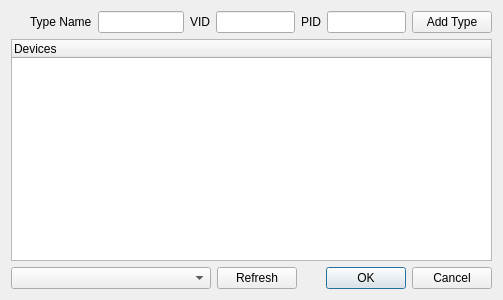
Qt form libs/ftdidmx/configureftdidmx.ui (Andersbakken/qlc) before a commit.
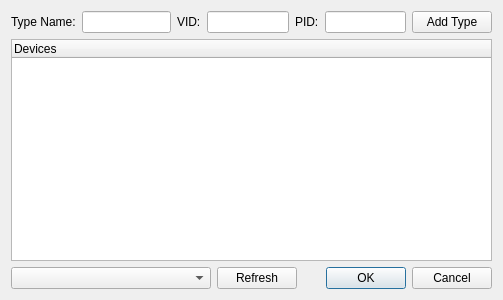
The same form after that commit.

Commit message: Fixed windows compiler errors in ConfigureFTDIDMXOut.

```diff
--- a/libs/ftdidmx/configureftdidmx.ui
+++ b/libs/ftdidmx/configureftdidmx.ui
@@ -65,22 +65,9 @@
    <item row="0" column="0" rowspan="3" colspan="4">
     <layout class="QHBoxLayout" name="typeContainer">
      <item>
-      <spacer name="horizontalSpacer">
-       <property name="orientation">
-        <enum>Qt::Horizontal</enum>
-       </property>
-       <property name="sizeHint" stdset="0">
-        <size>
-         <width>40</width>
-         <height>20</height>
-        </size>
-       </property>
-      </spacer>
-     </item>
-     <item>
-      <widget class="QLabel" name="label_4">
+      <widget class="QLabel" name="m_typeNameLabel">
        <property name="text">
-        <string>Type Name</string>
+        <string>Type Name:</string>
        </property>
       </widget>
      </item>
@@ -90,7 +77,7 @@
      <item>
       <widget class="QLabel" name="label_2">
        <property name="text">
-        <string>VID</string>
+        <string>VID:</string>
        </property>
       </widget>
      </item>
@@ -107,7 +94,7 @@
      <item>
       <widget class="QLabel" name="label_3">
        <property name="text">
-        <string>PID</string>
+        <string>PID:</string>
        </property>
       </widget>
      </item>
```
Left out of the diff: 4 changed lines with no effect on the pictures. The commit also changes 1 other file.
